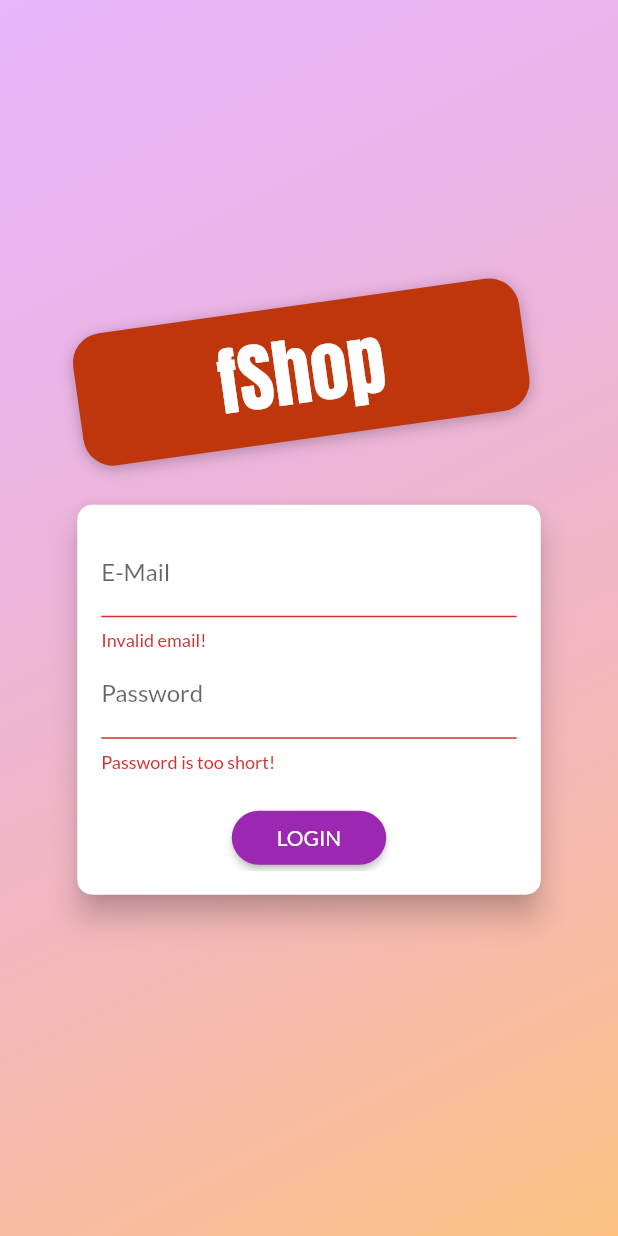
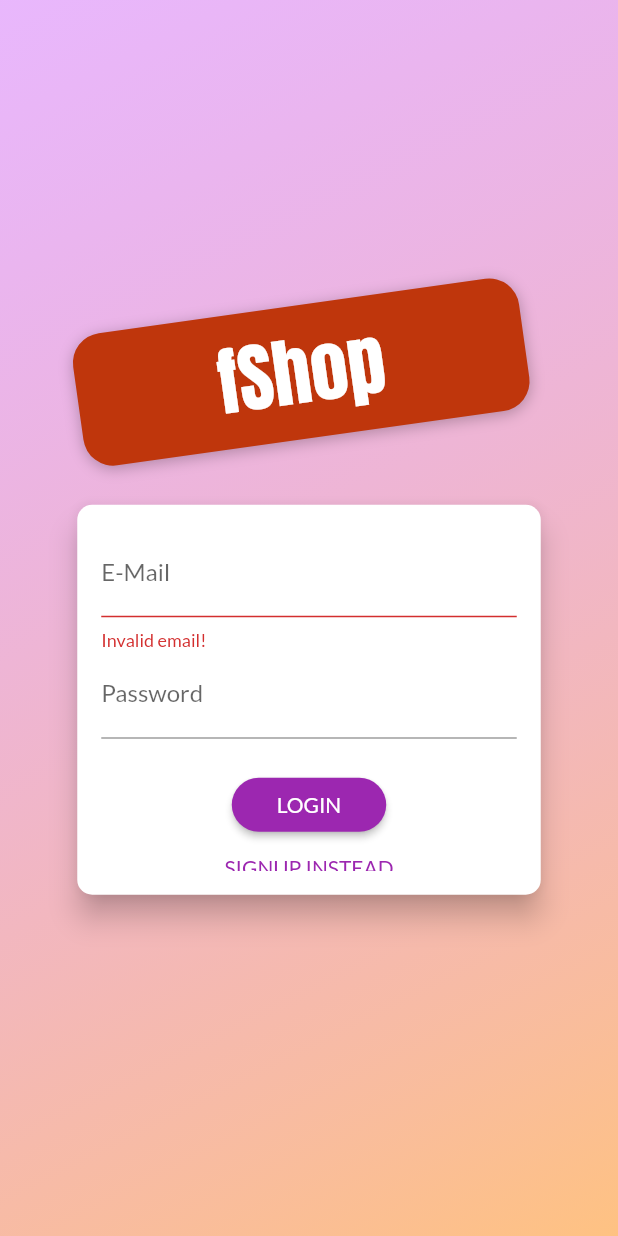
Before and after one commit to EYoung75/flutter_shop_app, a Flutter app: the screen it shows after launch, after a tap on "LOGIN", on a phone screen of 412 x 824 dp. Run offline on Flutter 3.47's test engine with Material 2 defaults, Android fonts, the phone set to English and light mode, and no system bars; statements that could not run were skipped.

Commit message:
added local authentication arguments in auth screen

```diff
--- a/lib/screens/auth-screen.dart
+++ b/lib/screens/auth-screen.dart
@@ -3,6 +3,7 @@ import 'dart:math';
 import 'package:flutter/material.dart';
 import "package:provider/provider.dart";
 import "../providers/auth.dart";
+import "../models/httpException.dart";
 
 enum AuthMode { Signup, Login }
 
@@ -95,13 +96,31 @@ class _AuthCardState extends State<AuthCard> {
   final GlobalKey<FormState> _formKey = GlobalKey();
   AuthMode _authMode = AuthMode.Login;
   Map<String, String> _authData = {
-    'email': '',
-    'password': '',
+    "email": "",
+    "password": "",
   };
   var _isLoading = false;
   final _passwordController = TextEditingController();
 
-  void _submit() {
+  void _showErrorDialog(String message) {
+    showDialog(
+      context: context,
+      builder: (ctx) => AlertDialog(
+        title: Text("An error occurred"),
+        content: Text(message),
+        actions: <Widget>[
+          FlatButton(
+            child: Text("Okay"),
+            onPressed: () {
+              Navigator.of(context).pop();
+            },
+          )
+        ],
+      ),
+    );
+  }
+
+  Future<void> _submit() async {
     if (!_formKey.currentState.validate()) {
       // Invalid!
       return;
@@ -110,13 +129,28 @@ class _AuthCardState extends State<AuthCard> {
     setState(() {
       _isLoading = true;
     });
-    if (_authMode == AuthMode.Login) {
-      // Log user in
-    } else {
-      Provider.of<Auth>(context, listen: false)
-          .signUp(_authData["email"], _authData["password"]);
-      // Sign user up
+    try {
+      if (_authMode == AuthMode.Login) {
+        await Provider.of<Auth>(context, listen: false)
+            .login(_authData["email"], _authData["password"]);
+      } else {
+        await Provider.of<Auth>(context, listen: false)
+            .signUp(_authData["email"], _authData["password"]);
+      }
+    } on HttpException catch (err) {
+      var errorMessage = "Authentication failed";
+      if (err.toString().contains("EMAIL_EXISTS")) {
+        errorMessage = "This email address already exists";
+      } else if (err.toString().contains("INVALID_EMAIL")) {
+        errorMessage = "Invalid email";
+      } else if (err.toString().contains("WEAK_PASSWORD")) {
+        errorMessage = "Password too weak";
+      }
+      _showErrorDialog(errorMessage);
+    } catch (err) {
+      var errorMessage = "Unable to authenticate";
     }
+
     setState(() {
       _isLoading = false;
     });
@@ -162,20 +196,15 @@ class _AuthCardState extends State<AuthCard> {
                     }
                   },
                   onSaved: (value) {
-                    _authData['email'] = value;
+                    _authData["email"] = value;
                   },
                 ),
                 TextFormField(
                   decoration: InputDecoration(labelText: 'Password'),
                   obscureText: true,
                   controller: _passwordController,
-                  validator: (value) {
-                    if (value.isEmpty || value.length < 5) {
-                      return 'Password is too short!';
-                    }
-                  },
                   onSaved: (value) {
-                    _authData['password'] = value;
+                    _authData["password"] = value;
                   },
                 ),
                 if (_authMode == AuthMode.Signup)
```
